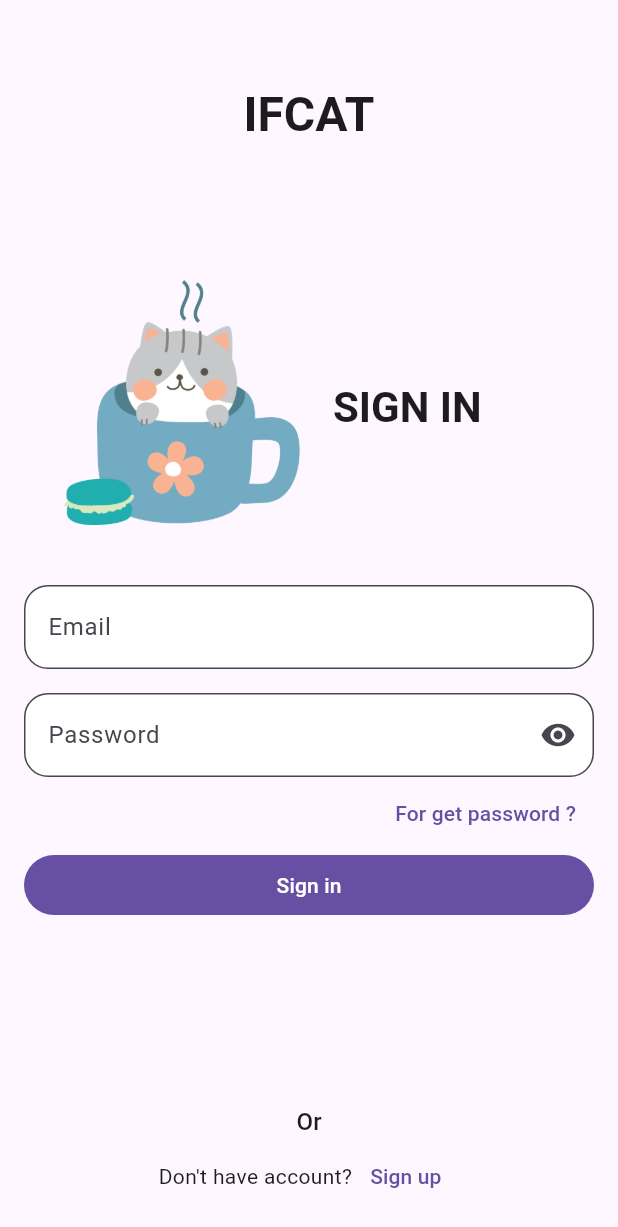
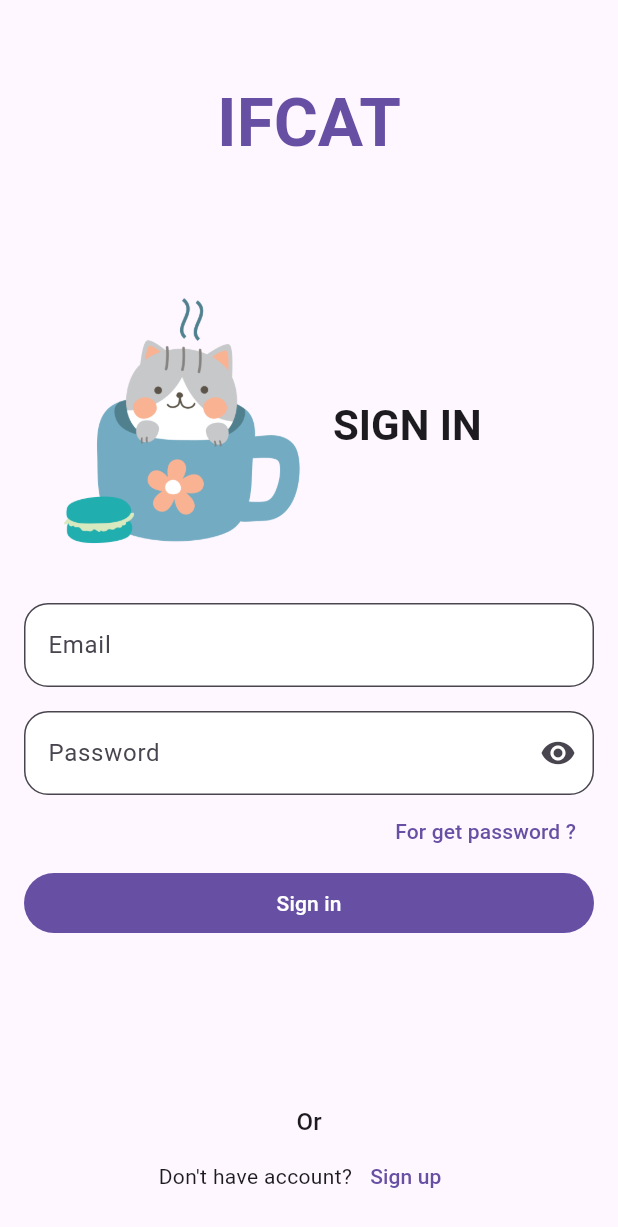
Before and after one commit to BuiVanQuoc2003/CatAPP, a Flutter app: the screen it shows after launch, on a phone screen of 412 x 824 dp. Shown: the top 1227 px of the screen. Run offline on Flutter 3.47's test engine with Material 3 defaults, Android fonts, the phone set to English and light mode, and no system bars; our stand-ins replace cloud_firestore, firebase_auth, firebase_core; accounts and stored records are empty.

Commit message:
fix UI sign in page

```diff
--- a/lib/feature/auth/signin_page.dart
+++ b/lib/feature/auth/signin_page.dart
@@ -5,7 +5,6 @@ import 'package:catapp/feature/auth/widget/loading.dart';
 import 'package:catapp/feature/main_page.dart';
 import 'package:catapp/repository/user_repository.dart';
 import 'package:flutter/material.dart';
-import 'package:flutter/widgets.dart';
 
 class SignInPage extends StatefulWidget {
   const SignInPage({super.key});
@@ -57,8 +56,10 @@ class _SignInPageState extends State<SignInPage> {
               padding: const EdgeInsets.symmetric(vertical: kToolbarHeight),
               child: Text(
                 'IFCAT',
-                style: textTheme.headlineLarge
-                    ?.copyWith(fontWeight: FontWeight.bold),
+                style: textTheme.displayMedium?.copyWith(
+                  fontWeight: FontWeight.bold,
+                  color: Theme.of(context).primaryColor,
+                ),
               ),
             ),
             Center(
--- a/lib/feature/detail/cat_detail_screen.dart
+++ b/lib/feature/detail/cat_detail_screen.dart
@@ -1,7 +1,6 @@
 import 'package:catapp/config/constant.dart';
 import 'package:catapp/models/cat.dart';
 import 'package:flutter/material.dart';
-import 'package:flutter/widgets.dart';
 
 import '../../repository/user_repository.dart';
 import '../auth/widget/loading.dart';
```
